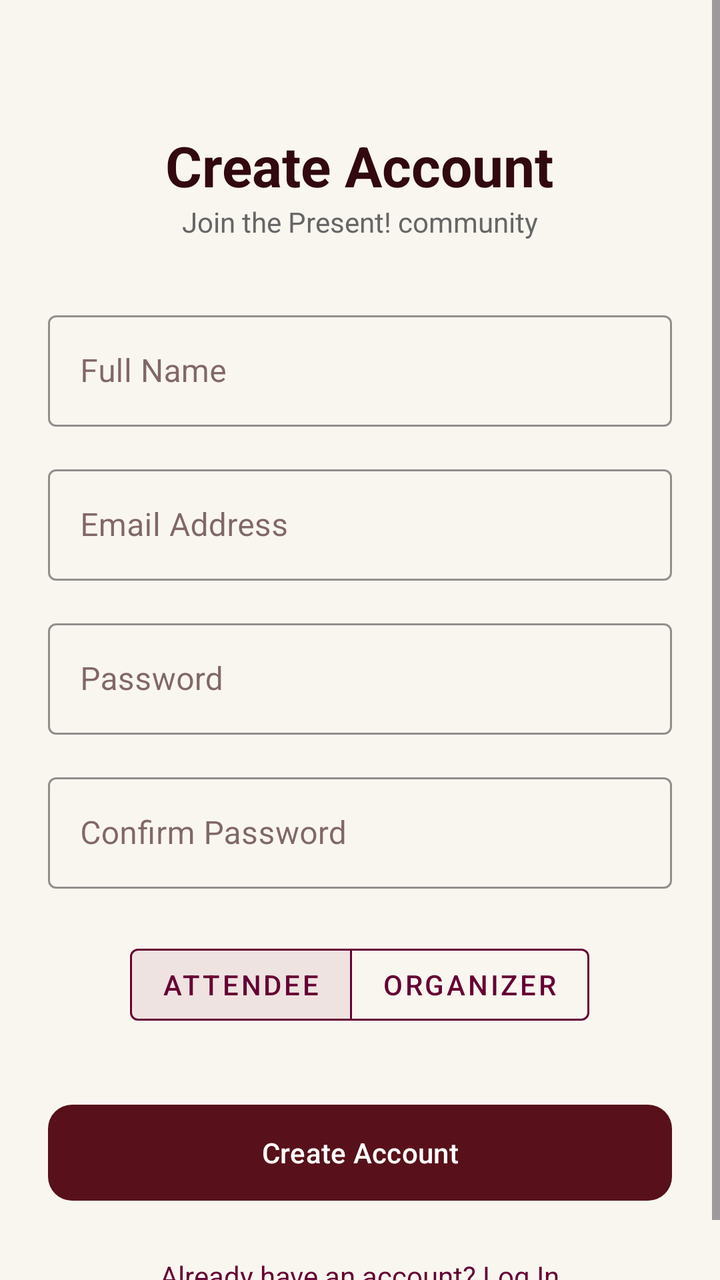
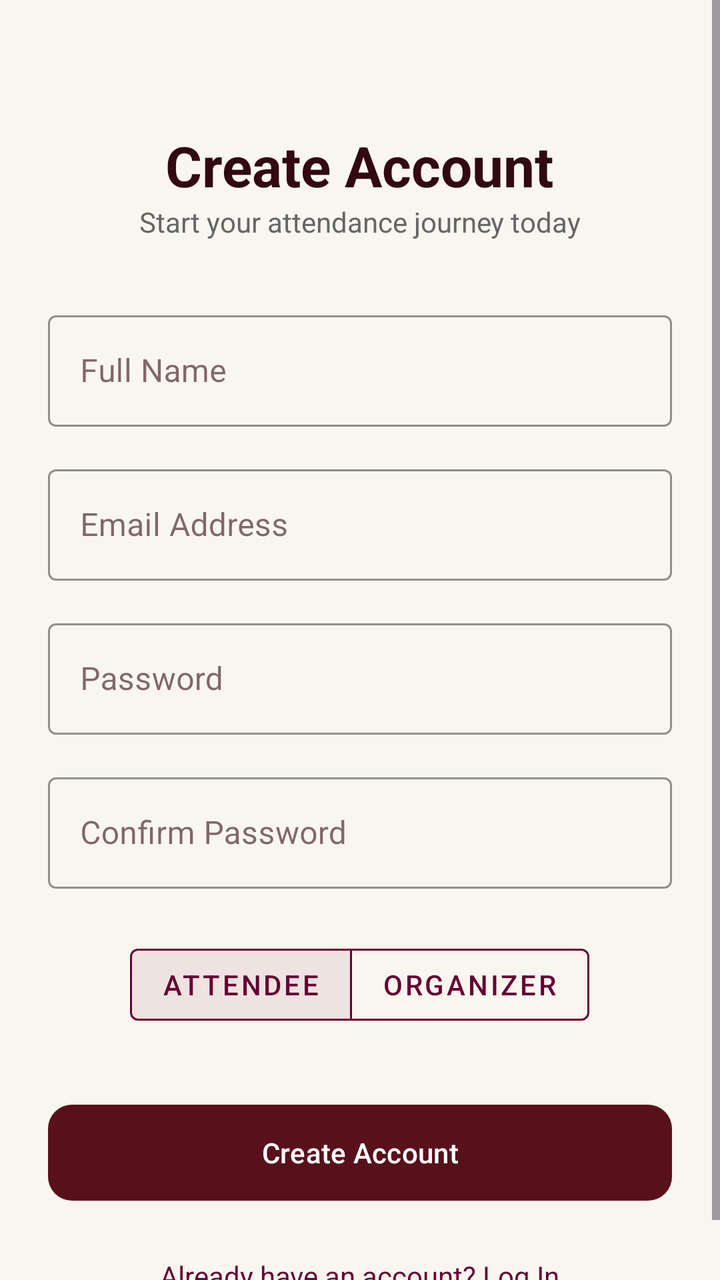

The first picture is an Android layout as it rendered before a commit; the second is the same layout after the commit. The layout source and the unified diff follow.
<!-- AndroidManifest.xml: application theme Theme.Present -->
<!-- res/layout/activity_register.xml -->
<?xml version="1.0" encoding="utf-8"?>
<ScrollView xmlns:android="http://schemas.android.com/apk/res/android"
    xmlns:app="http://schemas.android.com/apk/res-auto"
    android:layout_width="match_parent"
    android:layout_height="match_parent"
    android:background="@color/colorBackground"
    android:fillViewport="true">
    <LinearLayout
        android:layout_width="match_parent"
        android:layout_height="wrap_content"
        android:orientation="vertical"
        android:padding="24dp"
        android:gravity="center_horizontal">

        <TextView
            android:layout_width="wrap_content"
            android:layout_height="wrap_content"
            android:layout_marginTop="40dp"
            android:text="Create Account"
            android:textColor="@color/colorOnSurface"
            android:textSize="28sp"
            android:textStyle="bold" />

        <TextView
            android:layout_width="wrap_content"
            android:layout_height="wrap_content"
            android:layout_marginBottom="24dp"
            android:text="Join the Present! community"
            android:textColor="@color/colorMuted"
            android:textSize="14sp" />

        <com.google.android.material.textfield.TextInputLayout
            android:layout_width="match_parent"
            android:layout_height="wrap_content"
            android:layout_marginTop="8dp"
            style="@style/Widget.MaterialComponents.TextInputLayout.OutlinedBox"
            app:boxStrokeColor="@color/colorPrimary"
            app:hintTextColor="@color/colorPrimary">
            <com.google.android.material.textfield.TextInputEditText
                android:id="@+id/etFullName"
                android:layout_width="match_parent"
                android:layout_height="wrap_content"
                android:hint="Full Name"
                android:textColor="@color/colorOnSurface" />
        </com.google.android.material.textfield.TextInputLayout>

        <com.google.android.material.textfield.TextInputLayout
            android:layout_width="match_parent"
            android:layout_height="wrap_content"
            android:layout_marginTop="16dp"
            style="@style/Widget.MaterialComponents.TextInputLayout.OutlinedBox"
            app:boxStrokeColor="@color/colorPrimary"
            app:hintTextColor="@color/colorPrimary">
            <com.google.android.material.textfield.TextInputEditText
                android:id="@+id/etEmail"
                android:layout_width="match_parent"
                android:layout_height="wrap_content"
                android:hint="Email Address"
                android:inputType="textEmailAddress"
                android:textColor="@color/colorOnSurface" />
        </com.google.android.material.textfield.TextInputLayout>

        <com.google.android.material.textfield.TextInputLayout
            android:layout_width="match_parent"
            android:layout_height="wrap_content"
            android:layout_marginTop="16dp"
            style="@style/Widget.MaterialComponents.TextInputLayout.OutlinedBox"
            app:boxStrokeColor="@color/colorPrimary"
            app:hintTextColor="@color/colorPrimary">
            <com.google.android.material.textfield.TextInputEditText
                android:id="@+id/etPassword"
                android:layout_width="match_parent"
                android:layout_height="wrap_content"
                android:hint="Password"
                android:inputType="textPassword"
                android:textColor="@color/colorOnSurface" />
        </com.google.android.material.textfield.TextInputLayout>

        <com.google.android.material.textfield.TextInputLayout
            android:layout_width="match_parent"
            android:layout_height="wrap_content"
            android:layout_marginTop="16dp"
            style="@style/Widget.MaterialComponents.TextInputLayout.OutlinedBox"
            app:boxStrokeColor="@color/colorPrimary"
            app:hintTextColor="@color/colorPrimary">
            <com.google.android.material.textfield.TextInputEditText
                android:id="@+id/etConfirmPassword"
                android:layout_width="match_parent"
                android:layout_height="wrap_content"
                android:hint="Confirm Password"
                android:inputType="textPassword"
                android:textColor="@color/colorOnSurface" />
        </com.google.android.material.textfield.TextInputLayout>

        <com.google.android.material.button.MaterialButtonToggleGroup
            android:id="@+id/toggleGroup"
            android:layout_width="wrap_content"
            android:layout_height="wrap_content"
            android:layout_marginTop="24dp"
            app:singleSelection="true"
            app:checkedButton="@+id/toggleUser">
            <com.google.android.material.button.MaterialButton
                android:id="@+id/toggleUser"
                style="@style/Widget.MaterialComponents.Button.OutlinedButton"
                android:layout_width="wrap_content"
                android:layout_height="wrap_content"
                android:text="Attendee"
                android:textColor="@color/colorPrimary"
                app:strokeColor="@color/colorPrimary" />
            <com.google.android.material.button.MaterialButton
                android:id="@+id/toggleAdmin"
                style="@style/Widget.MaterialComponents.Button.OutlinedButton"
                android:layout_width="wrap_content"
                android:layout_height="wrap_content"
                android:text="Organizer"
                android:textColor="@color/colorPrimary"
                app:strokeColor="@color/colorPrimary" />
        </com.google.android.material.button.MaterialButtonToggleGroup>

        <com.google.android.material.button.MaterialButton
            android:id="@+id/btnRegister"
            android:layout_width="match_parent"
            android:layout_height="56dp"
            android:layout_marginTop="32dp"
            android:text="Create Account"
            android:textColor="@color/colorButtonText"
            app:cornerRadius="12dp"
            app:backgroundTint="@color/colorButton" />

        <ProgressBar
            android:id="@+id/progressBar"
            android:layout_width="wrap_content"
            android:layout_height="wrap_content"
            android:layout_marginTop="16dp"
            android:visibility="gone" />

        <TextView
            android:id="@+id/btnGoToLogin"
            android:layout_width="wrap_content"
            android:layout_height="wrap_content"
            android:layout_marginTop="24dp"
            android:text="Already have an account? Log In"
            android:textColor="@color/colorPrimary" />
    </LinearLayout>
</ScrollView>
<!-- resources referenced by this layout -->
<resources>
  <color name="colorBackground">#F9F6F0</color>
  <color name="colorButton">#58111A</color>
  <color name="colorButtonText">#FFFFFF</color>
  <color name="colorMuted">#666666</color>
  <color name="colorOnSurface">#31090E</color>
  <color name="colorPrimary">#660033</color>
  <style name="Theme.Present" parent="Theme.Material3.Light.NoActionBar">
          
          <item name="colorPrimary">@color/colorPrimary</item>
          <item name="colorOnPrimary">@color/white</item>
          <item name="colorSecondary">@color/colorSecondary</item>
          <item name="colorOnSecondary">@color/white</item>
          <item name="colorError">@color/colorError</item>
  
          
          <item name="android:windowBackground">@color/colorBackground</item>
          <item name="colorSurface">@color/colorSurface</item>
          <item name="colorOnSurface">@color/colorOnSurface</item>
          <item name="colorOutline">@color/colorBorder</item>
  
          
          <item name="android:statusBarColor">@color/colorPrimary</item>
          
          <item name="android:windowLightStatusBar">false</item>
  
          
          <item name="materialButtonStyle">@style/Widget.Material3.Button</item>
          <item name="textInputStyle">@style/Widget.Material3.TextInputLayout.OutlinedBox</item>
          <item name="bottomNavigationStyle">@style/Widget.Material3.BottomNavigationView</item>
  
          
          <item name="android:actionBarStyle">@style/Theme.Present.ActionBar</item>
      </style>
  <color name="white">#FFFFFFFF</color>
  <color name="colorSecondary">#D4AF37</color>
  <color name="colorError">#DC3545</color>
  <color name="colorSurface">#FFFFFF</color>
  <color name="colorBorder">#E0D5C8</color>
  <style name="Theme.Present.ActionBar" parent="@style/Widget.Material3.Toolbar">
          <item name="android:background">@color/colorPrimary</item>
          <item name="titleTextColor">@color/white</item>
      </style>
</resources>

<!-- the commit's change to res/layout/activity_register.xml (unified diff, before → after) -->
@@ -25,7 +25,7 @@
             android:layout_width="wrap_content"
             android:layout_height="wrap_content"
             android:layout_marginBottom="24dp"
-            android:text="Join the Present! community"
+            android:text="Start your attendance journey today"
             android:textColor="@color/colorMuted"
             android:textSize="14sp" />
 
